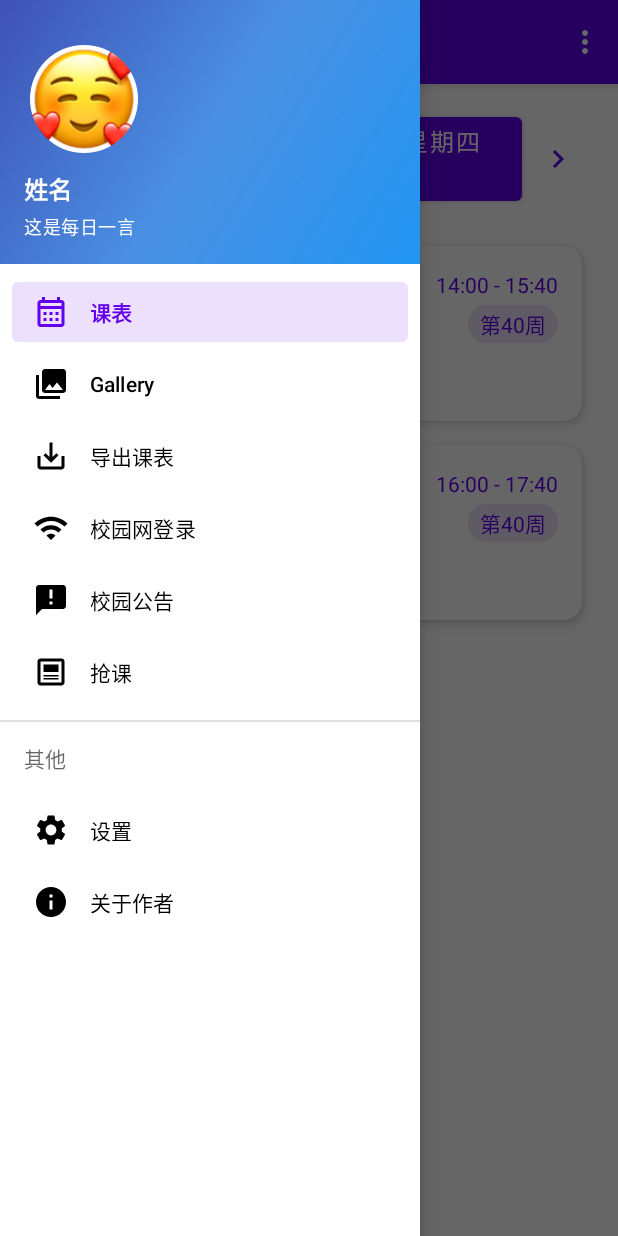
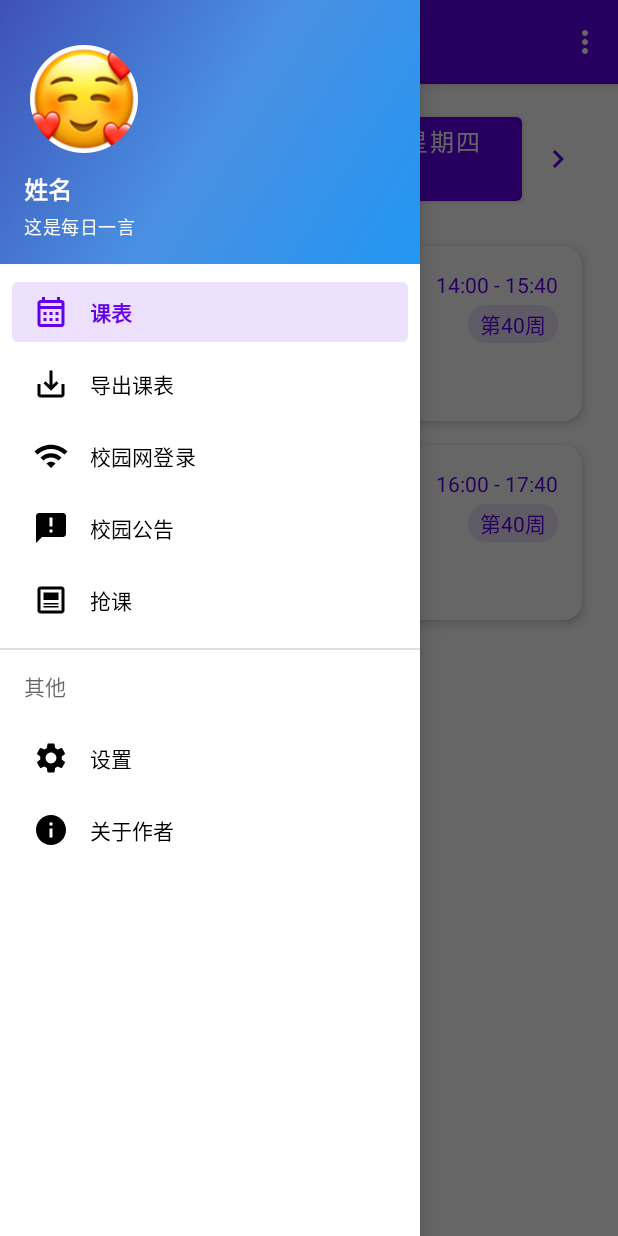
Before and after one commit to liewstar/CQUPT_Assistant, an Android app: the screen it shows after launch (MainActivity), with the side drawer open, on a phone screen of 412 x 824 dp. Run offline under Robolectric (Android 15) with nearby library versions, the phone set to English and light mode, and no system bars; our stand-ins replace CircleImageView, navigation-ui.

Commit message:
feat: 删除无用的Gallery碎片

```diff
--- a/app/src/main/java/com/example/CQUPT/MainActivity.java
+++ b/app/src/main/java/com/example/CQUPT/MainActivity.java
@@ -57,7 +57,7 @@ public class MainActivity extends AppCompatActivity {
 
             // 配置导航
             mAppBarConfiguration = new AppBarConfiguration.Builder(
-                    R.id.nav_home, R.id.nav_gallery, R.id.nav_slideshow,
+                    R.id.nav_home, R.id.nav_slideshow,
                     R.id.nav_network, R.id.nav_news, R.id.nav_course_selection, R.id.settingsFragment, R.id.aboutFragment)
                     .setOpenableLayout(drawer)
                     .build();
--- a/app/src/main/res/menu/activity_main_drawer.xml
+++ b/app/src/main/res/menu/activity_main_drawer.xml
@@ -8,10 +8,6 @@
             android:id="@+id/nav_home"
             android:icon="@drawable/ic_menu_schedule"
             android:title="课表" />
-        <item
-            android:id="@+id/nav_gallery"
-            android:icon="@drawable/ic_menu_gallery"
-            android:title="@string/menu_gallery" />
         <item
             android:id="@+id/nav_slideshow"
             android:icon="@drawable/ic_menu_export"
--- a/app/src/main/res/navigation/mobile_navigation.xml
+++ b/app/src/main/res/navigation/mobile_navigation.xml
@@ -10,12 +10,6 @@
         android:name="com.example.CQUPT.ui.home.HomeFragment"
         android:label="课表"
         tools:layout="@layout/fragment_classes" />
-
-    <fragment
-        android:id="@+id/nav_gallery"
-        android:name="com.example.CQUPT.ui.gallery.GalleryFragment"
-        android:label="@string/menu_gallery"
-        tools:layout="@layout/fragment_gallery" />
 
     <fragment
         android:id="@+id/nav_slideshow"
```
Also changed, not shown: app/src/main/java/com/example/CQUPT/ui/gallery/GalleryFragment.java (deleted, +0 -35 lines), app/src/main/java/com/example/CQUPT/ui/gallery/GalleryViewModel.java (deleted, +0 -19 lines).
